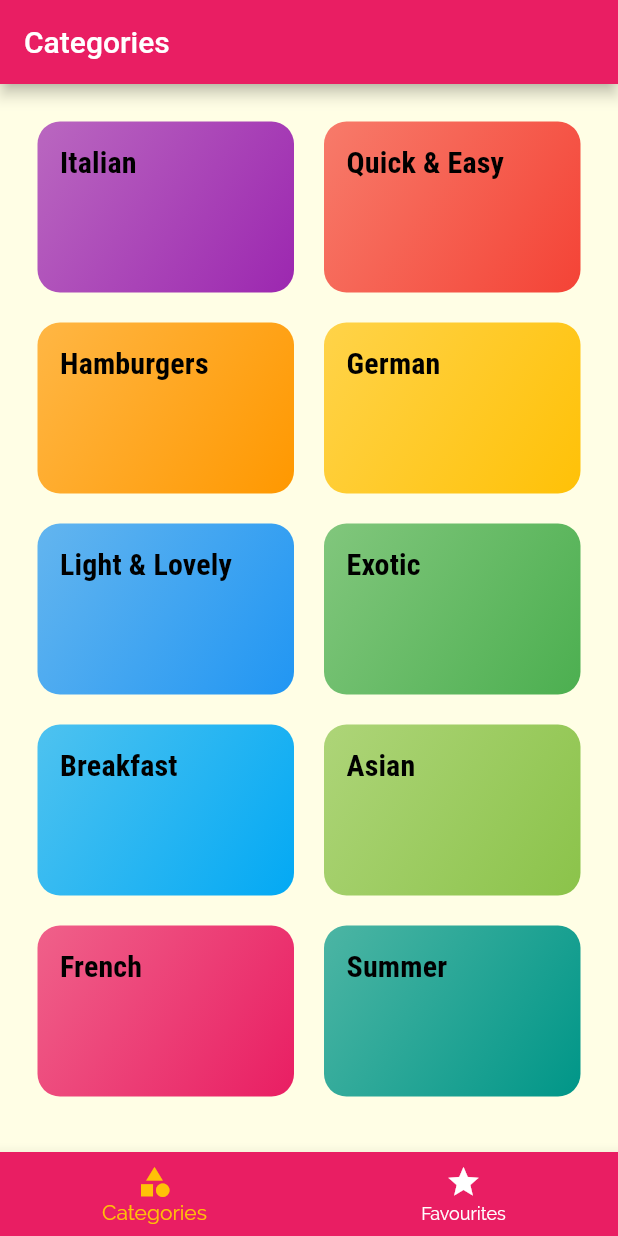
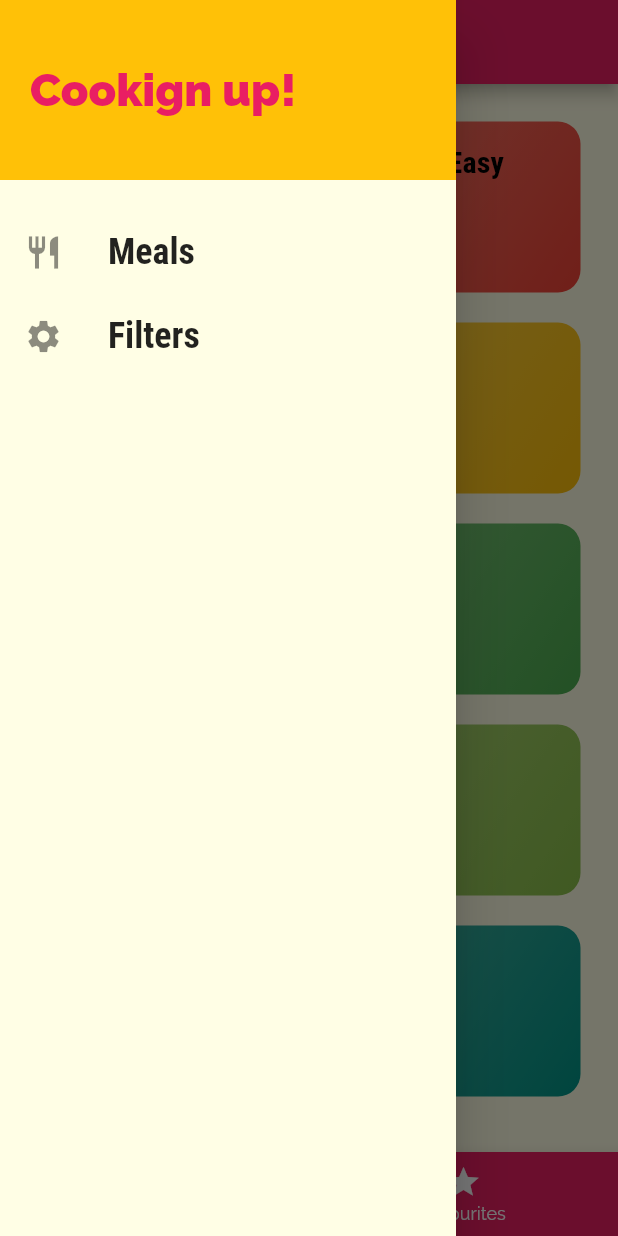
Before and after one commit to Nick9499/Meals-App-flutter, a Flutter app: the screen it shows after launch, with the side drawer open (before the commit the screen has no drawer), on a phone screen of 412 x 824 dp. Run offline on Flutter 3.47's test engine with Material 2 defaults, Android fonts, the phone set to English and light mode, and no system bars.

Commit message:
Added a custom drawer

```diff
--- a/lib/screens/tabs_screen.dart
+++ b/lib/screens/tabs_screen.dart
@@ -1,6 +1,7 @@
 import 'package:flutter/material.dart';
 import 'package:flutter_complete_guide/screens/categories_screen.dart';
 import 'package:flutter_complete_guide/screens/favourites_screen.dart';
+import 'package:flutter_complete_guide/widgets/main_drawer.dart';
 
 class TabsScreen extends StatefulWidget {
   @override
@@ -34,6 +35,7 @@ class _TabsScreenState extends State<TabsScreen> {
           _pages[_selectedPageIndex]['title'],
         ),
       ),
+      drawer: MainDrawer(),
       body: _pages[_selectedPageIndex]['page'],
       bottomNavigationBar: BottomNavigationBar(
         onTap: _selectPage,
--- /dev/null
+++ b/lib/widgets/main_drawer.dart
@@ -0,0 +1,51 @@
+import 'package:flutter/material.dart';
+
+class MainDrawer extends StatelessWidget {
+  Widget buildListTile(String title, IconData icon) {
+    return ListTile(
+      leading: Icon(
+        icon,
+        size: 26,
+      ),
+      title: Text(
+        title,
+        style: TextStyle(
+          fontFamily: 'RobotoCondensed',
+          fontSize: 24,
+          fontWeight: FontWeight.bold,
+        ),
+      ),
+      onTap: (() {}),
+    );
+  }
+
+  @override
+  Widget build(BuildContext context) {
+    return Drawer(
+      child: Column(
+        children: [
+          Container(
+            height: 120,
+            width: double.infinity,
+            padding: EdgeInsets.all(20),
+            alignment: Alignment.centerLeft,
+            color: Theme.of(context).accentColor,
+            child: Text(
+              'Cookign up!',
+              style: TextStyle(
+                fontWeight: FontWeight.w900,
+                fontSize: 30,
+                color: Theme.of(context).primaryColor,
+              ),
+            ),
+          ),
+          SizedBox(
+            height: 20,
+          ),
+          buildListTile('Meals', Icons.restaurant),
+          buildListTile('Filters', Icons.settings),
+        ],
+      ),
+    );
+  }
+}
```
